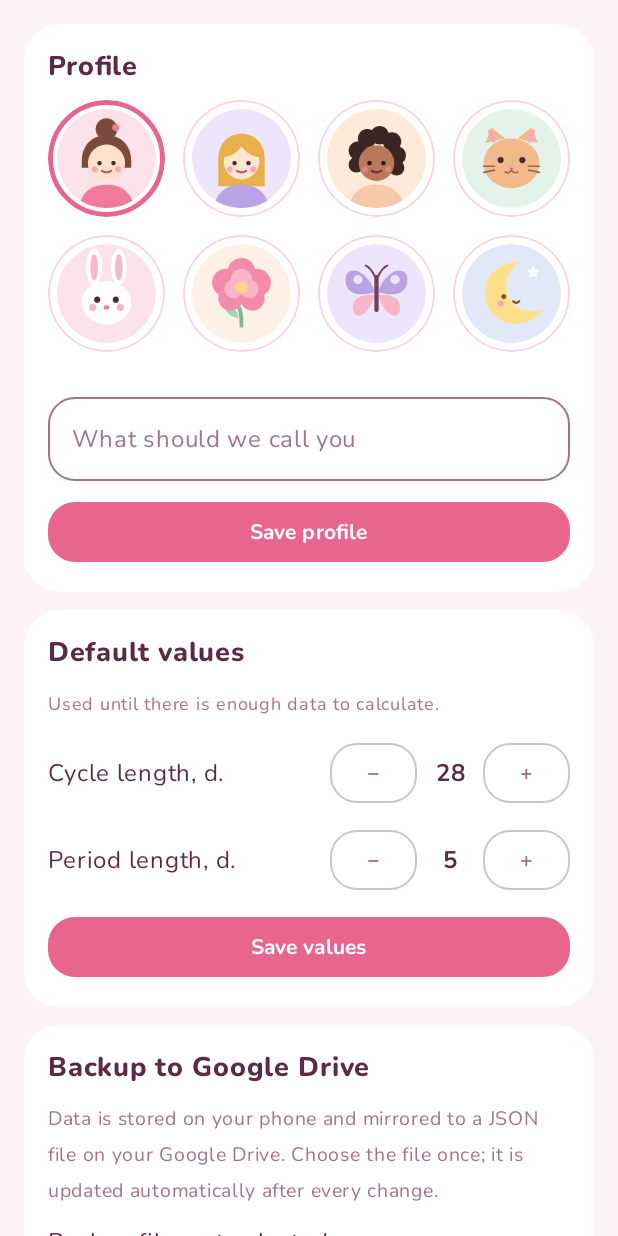
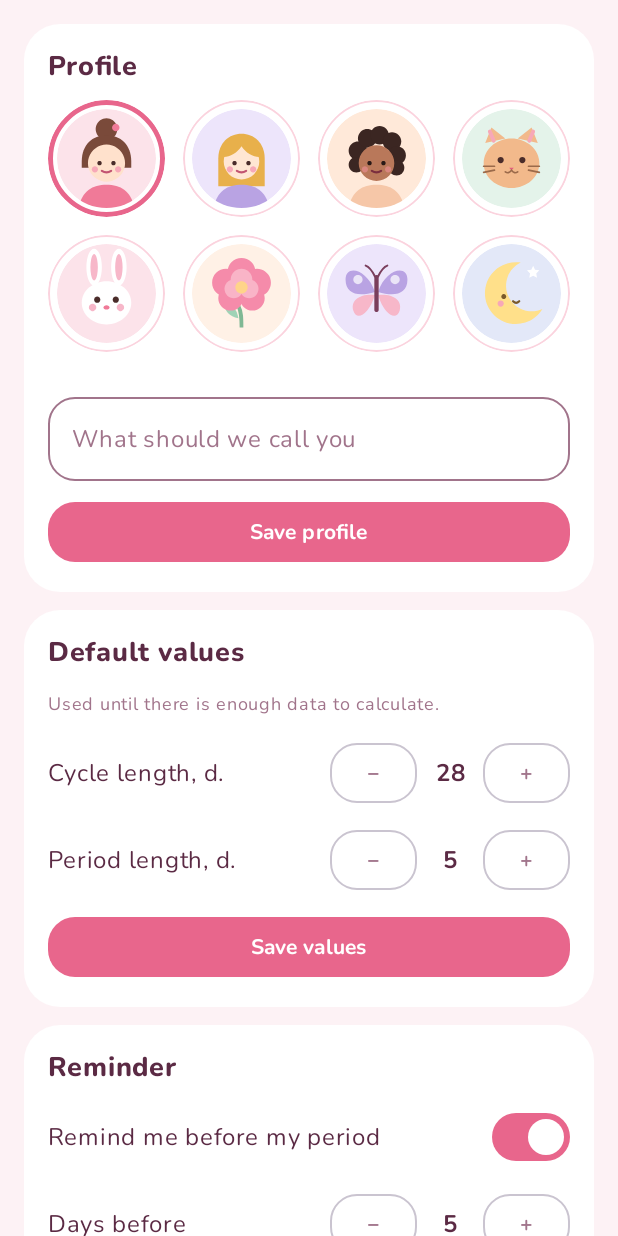
Before and after one commit to navaikashalot-ops/WoomanCalendar, an Android app built with Jetpack Compose: the composable SettingsScreen shown on its own in the app's theme, after a tap on "Save profile", on a phone screen of 412 x 824 dp. Run offline under Robolectric (Android 15) with nearby library versions, the phone set to English and light mode, and no system bars; our stand-ins replace Room's generated code.

Commit message:
Напоминание о месячных, починка цикла через границу месяца, легенда, настроения, вкладки
- Начало месячных, отмеченное рядом с уже существующим (30-го при отмеченном 1-м),
  теперь сдвигает тот же цикл, а не создаёт второй; испорченные данные чинятся при запуске.
- Уведомление за N дней (по умолчанию 5) в заданное время (по умолчанию 9:00),
  настраивается в «Настройках».
- Легенда календаря сеткой 2×2, значки настроения через равные промежутки,
  новые нижние вкладки.

Co-Authored-By: Claude Opus 5.5 <noreply@anthropic.com>

```diff
--- a/app/src/main/java/com/example/mycycle/CycleApp.kt
+++ b/app/src/main/java/com/example/mycycle/CycleApp.kt
@@ -4,12 +4,15 @@ import android.app.Application
 import com.example.mycycle.data.AppDatabase
 import com.example.mycycle.data.AppRepository
 import com.example.mycycle.data.BackupManager
+import com.example.mycycle.reminder.Reminders
 import kotlinx.coroutines.CoroutineScope
 import kotlinx.coroutines.Dispatchers
 import kotlinx.coroutines.SupervisorJob
 
 class CycleApp : Application() {
     lateinit var repo: AppRepository
+        private set
+    lateinit var reminders: Reminders
         private set
 
     override fun onCreate() {
@@ -18,5 +21,7 @@ class CycleApp : Application() {
         val scope = CoroutineScope(SupervisorJob() + Dispatchers.Default)
         repo = AppRepository(db.dao(), BackupManager(this, db.dao()), scope)
         repo.start()
+        reminders = Reminders(this, db.dao(), scope)
+        reminders.start()
     }
 }
--- a/app/src/main/java/com/example/mycycle/MainViewModel.kt
+++ b/app/src/main/java/com/example/mycycle/MainViewModel.kt
@@ -13,6 +13,7 @@ import com.example.mycycle.data.Profile
 import com.example.mycycle.data.onboardingMode
 import com.example.mycycle.data.Predictor
 import com.example.mycycle.data.Prediction
+import com.example.mycycle.data.ReminderConfig
 import com.example.mycycle.data.Settings
 import kotlinx.coroutines.flow.SharingStarted
 import kotlinx.coroutines.flow.StateFlow
@@ -48,6 +49,11 @@ class MainViewModel(app: Application) : AndroidViewModel(app) {
     }.stateIn(viewModelScope, SharingStarted.Eagerly, UiState())
 
     val backupInfo: StateFlow<BackupInfo> = repo.backup.info
+
+    private val reminders = (app as CycleApp).reminders
+    val reminder: StateFlow<ReminderConfig> = reminders.config
+
+    fun updateReminder(cfg: ReminderConfig) = reminders.update(cfg)
 
     private fun toast(textRes: Int) {
         toastText(getApplication<Application>().getString(textRes))
--- /dev/null
+++ b/app/src/main/java/com/example/mycycle/data/Reminder.kt
@@ -0,0 +1,25 @@
+package com.example.mycycle.data
+
+import java.time.LocalDate
+import java.time.LocalDateTime
+import java.time.LocalTime
+
+data class ReminderConfig(
+    val enabled: Boolean = true,
+    val daysBefore: Int = 5,
+    val time: LocalTime = LocalTime.of(9, 0),
+)
+
+data class PlannedReminder(val periodStart: LocalDate, val at: LocalDateTime)
+
+/**
+ * Ближайшее напоминание: за [ReminderConfig.daysBefore] дней до прогнозного начала, в [ReminderConfig.time].
+ * Если для ближайшего прогноза время уже прошло — берётся следующий прогноз (одно напоминание на цикл).
+ */
+fun nextReminder(predictedStarts: List<LocalDate>, cfg: ReminderConfig, now: LocalDateTime): PlannedReminder? {
+    if (!cfg.enabled) return null
+    return predictedStarts.sorted().firstNotNullOfOrNull { start ->
+        val at = start.minusDays(cfg.daysBefore.toLong()).atTime(cfg.time)
+        if (at.isAfter(now)) PlannedReminder(start, at) else null
+    }
+}
--- /dev/null
+++ b/app/src/main/java/com/example/mycycle/ui/settings/ReminderCard.kt
@@ -0,0 +1,88 @@
+@file:OptIn(ExperimentalMaterial3Api::class)
+
+package com.example.mycycle.ui.settings
+
+import android.Manifest
+import android.os.Build
+import androidx.activity.compose.rememberLauncherForActivityResult
+import androidx.activity.result.contract.ActivityResultContracts
+import androidx.compose.foundation.layout.Row
+import androidx.compose.foundation.layout.fillMaxWidth
+import androidx.compose.material3.AlertDialog
+import androidx.compose.material3.ExperimentalMaterial3Api
+import androidx.compose.material3.MaterialTheme
+import androidx.compose.material3.OutlinedButton
+import androidx.compose.material3.Switch
+import androidx.compose.material3.Text
+import androidx.compose.material3.TextButton
+import androidx.compose.material3.TimePicker
+import androidx.compose.material3.rememberTimePickerState
+import androidx.compose.runtime.Composable
+import androidx.compose.runtime.getValue
+import androidx.compose.runtime.mutableStateOf
+import androidx.compose.runtime.remember
+import androidx.compose.runtime.setValue
+import androidx.compose.ui.Alignment
+import androidx.compose.ui.Modifier
+import androidx.compose.ui.platform.LocalContext
+import androidx.compose.ui.res.stringResource
+import androidx.compose.ui.text.font.FontWeight
+import androidx.compose.ui.unit.sp
+import androidx.core.app.NotificationManagerCompat
+import com.example.mycycle.R
+import com.example.mycycle.data.ReminderConfig
+import com.example.mycycle.ui.theme.PeonyShapes
+import java.time.LocalTime
+import java.time.format.DateTimeFormatter
+
+/** Карточка «Напоминание»: вкл/выкл, за сколько дней (1–10) и время. Изменения применяются сразу. */
+@Composable
+fun ReminderCard(cfg: ReminderConfig, onChange: (ReminderConfig) -> Unit, stepper: @Composable (String, Int, Int, Int, (Int) -> Unit) -> Unit) {
+    val ctx = LocalContext.current
+    var picking by remember { mutableStateOf(false) }
+    var allowed by remember { mutableStateOf(NotificationManagerCompat.from(ctx).areNotificationsEnabled()) }
+    val askPermission = rememberLauncherForActivityResult(ActivityResultContracts.RequestPermission()) { granted ->
+        allowed = granted
+    }
+
+    Row(verticalAlignment = Alignment.CenterVertically, modifier = Modifier.fillMaxWidth()) {
+        Text(stringResource(R.string.rem_enable), Modifier.weight(1f))
+        Switch(
+            checked = cfg.enabled,
+            onCheckedChange = { on ->
+                onChange(cfg.copy(enabled = on))
+                if (on && !allowed && Build.VERSION.SDK_INT >= 33) {
+                    askPermission.launch(Manifest.permission.POST_NOTIFICATIONS)
+                }
+            },
+        )
+    }
+    if (cfg.enabled) {
+        if (!allowed) {
+            Text(stringResource(R.string.rem_denied), fontSize = 12.sp, color = MaterialTheme.colorScheme.error)
+        }
+        stepper(stringResource(R.string.rem_days), cfg.daysBefore, 1, 10) { onChange(cfg.copy(daysBefore = it)) }
+        Row(verticalAlignment = Alignment.CenterVertically, modifier = Modifier.fillMaxWidth()) {
+            Text(stringResource(R.string.rem_time), Modifier.weight(1f))
+            OutlinedButton(onClick = { picking = true }, shape = PeonyShapes.Button) {
+                Text(cfg.time.format(DateTimeFormatter.ofPattern("HH:mm")), fontWeight = FontWeight.Bold)
+            }
+        }
+    }
+
+    if (picking) {
+        val state = rememberTimePickerState(cfg.time.hour, cfg.time.minute, is24Hour = true)
+        AlertDialog(
+            onDismissRequest = { picking = false },
+            shape = PeonyShapes.Card,
+            text = { TimePicker(state = state) },
+            confirmButton = {
+                TextButton(onClick = {
+                    onChange(cfg.copy(time = LocalTime.of(state.hour, state.minute)))
+                    picking = false
+                }) { Text(stringResource(R.string.rem_ok)) }
+            },
+            dismissButton = { TextButton(onClick = { picking = false }) { Text(stringResource(R.string.cancel)) } },
+        )
+    }
+}
--- a/app/src/main/java/com/example/mycycle/ui/settings/SettingsScreen.kt
+++ b/app/src/main/java/com/example/mycycle/ui/settings/SettingsScreen.kt
@@ -40,6 +40,7 @@ import androidx.compose.ui.text.font.FontWeight
 import androidx.compose.ui.text.style.TextAlign
 import androidx.compose.ui.unit.dp
 import androidx.compose.ui.unit.sp
+import androidx.lifecycle.compose.collectAsStateWithLifecycle
 import com.example.mycycle.MainViewModel
 import com.example.mycycle.R
 import com.example.mycycle.UiState
@@ -69,6 +70,7 @@ class OpenWritableDocument : ActivityResultContract<Unit, Uri?>() {
 
 @Composable
 fun SettingsScreen(state: UiState, info: BackupInfo, vm: MainViewModel) {
+    val reminder by vm.reminder.collectAsStateWithLifecycle()
     var name by remember(state.profile) { mutableStateOf(state.profile?.name ?: "") }
     var avatar by remember(state.profile) { mutableStateOf(state.profile?.avatar ?: AVATAR_KEYS.first()) }
     var cycleLen by remember(state.settings) { mutableStateOf(state.settings.cycleLength) }
@@ -118,6 +120,12 @@ fun SettingsScreen(state: UiState, info: BackupInfo, vm: MainViewModel) {
                 shape = PeonyShapes.Button,
                 modifier = Modifier.fillMaxWidth(),
             ) { Text(stringResource(R.string.set_save), fontWeight = FontWeight.Bold) }
+        }
+
+        SettingsCard(stringResource(R.string.rem_card_title)) {
+            ReminderCard(reminder, vm::updateReminder) { label, value, min, max, onChange ->
+                Stepper(label, value, min, max, onChange)
+            }
         }
 
         SettingsCard(stringResource(R.string.bk_title)) {
--- /dev/null
+++ b/app/src/main/res/drawable/ic_notification.xml
@@ -0,0 +1,11 @@
+<?xml version="1.0" encoding="utf-8"?>
+<!-- Монохромная капля для строки состояния (Android берёт только альфу). -->
+<vector xmlns:android="http://schemas.android.com/apk/res/android"
+    android:width="24dp"
+    android:height="24dp"
+    android:viewportWidth="24"
+    android:viewportHeight="24">
+    <path
+        android:fillColor="#FFFFFFFF"
+        android:pathData="M12,3c3,4.2 6,7.6 6,11a6,6 0,0 1,-12 0c0,-3.4 3,-6.8 6,-11z" />
+</vector>
--- a/app/src/main/res/values/strings.xml
+++ b/app/src/main/res/values/strings.xml
@@ -106,4 +106,13 @@
     <string name="phase_fertile">Fertile window today</string>
     <string name="phase_period">Period in progress</string>
     <string name="cd_avatar">Avatar</string>
+    <string name="rem_channel">Cycle reminders</string>
+    <string name="rem_title">Your period is coming soon</string>
+    <plurals name="rem_text"><item quantity="one">In %1$d day, on %2$s</item><item quantity="other">In %1$d days, on %2$s</item></plurals>
+    <string name="rem_card_title">Reminder</string>
+    <string name="rem_enable">Remind me before my period</string>
+    <string name="rem_days">Days before</string>
+    <string name="rem_time">Time</string>
+    <string name="rem_denied">Notifications are turned off for this app. Allow them in the phone settings.</string>
+    <string name="rem_ok">OK</string>
 </resources>
```
Also changed, not shown: app/src/main/AndroidManifest.xml (+11 -0 lines), app/src/main/java/com/example/mycycle/data/AppDao.kt (+12 -0 lines), app/src/main/java/com/example/mycycle/data/AppRepository.kt (+7 -5 lines), app/src/main/java/com/example/mycycle/data/CycleMerge.kt (added, +27 -0 lines), app/src/main/java/com/example/mycycle/reminder/ReminderReceiver.kt (added, +31 -0 lines), app/src/main/java/com/example/mycycle/reminder/Reminders.kt (added, +126 -0 lines), app/src/main/java/com/example/mycycle/ui/MainScreen.kt (+92 -21 lines), app/src/main/java/com/example/mycycle/ui/calendar/CalendarScreen.kt (+14 -12 lines), app/src/main/java/com/example/mycycle/ui/calendar/DayDialog.kt (+6 -2 lines), app/src/main/res/drawable/ic_tab_calendar.xml (added, +21 -0 lines), app/src/main/res/drawable/ic_tab_settings.xml (added, +16 -0 lines), 5 other files.
